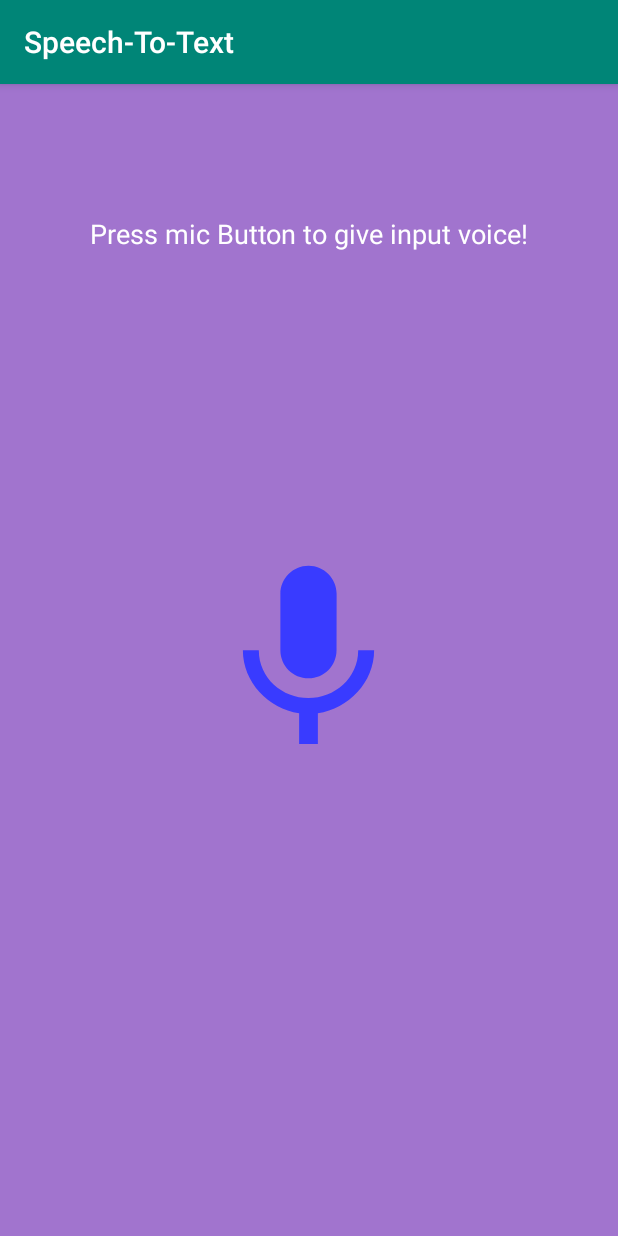
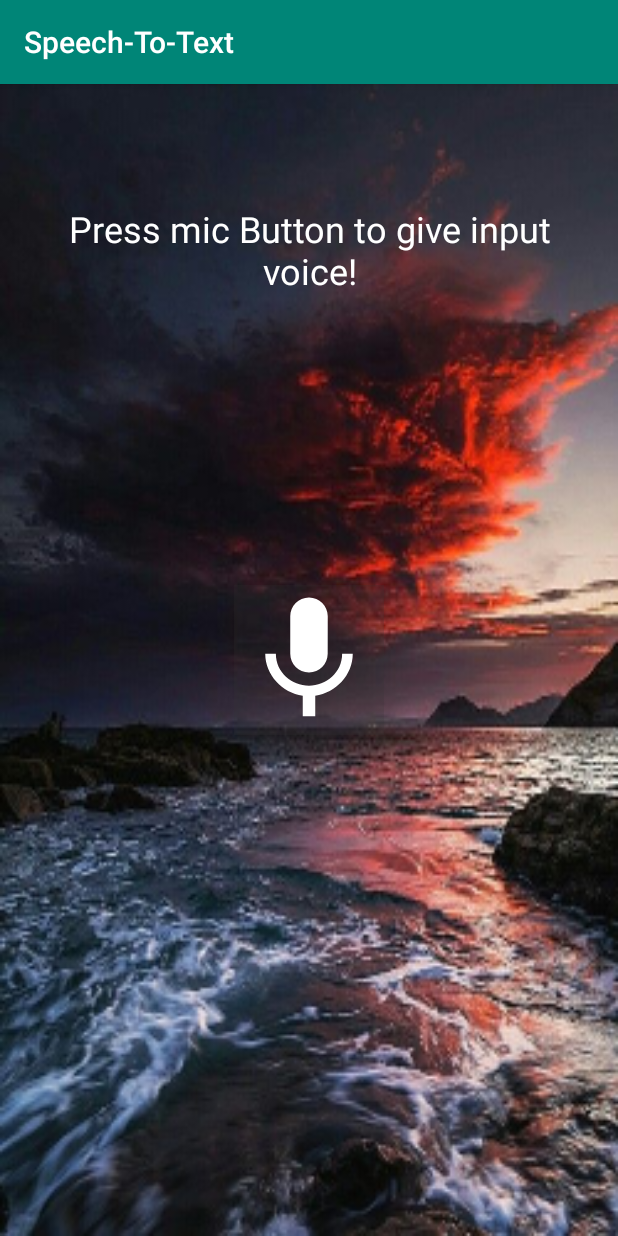
Before and after one commit to Aizen741/Speech-To-Text, an Android app: the screen it shows after launch (MainActivity), on a phone screen of 412 x 824 dp. Run offline under Robolectric (Android 15) with nearby library versions, the phone set to English and light mode, and no system bars.

Commit message:
MainActivity1

```diff
--- a/app/src/main/res/drawable/ic_mic_.xml
+++ b/app/src/main/res/drawable/ic_mic_.xml
@@ -1,4 +1,4 @@
-<vector android:height="24dp" android:tint="#393BFF"
+<vector android:height="24dp" android:tint="#FFFFFF"
     android:viewportHeight="24.0" android:viewportWidth="24.0"
     android:width="24dp" xmlns:android="http://schemas.android.com/apk/res/android">
     <path android:fillColor="#FF000000" android:pathData="M12,14c1.66,0 2.99,-1.34 2.99,-3L15,5c0,-1.66 -1.34,-3 -3,-3S9,3.34 9,5v6c0,1.66 1.34,3 3,3zM17.3,11c0,3 -2.54,5.1 -5.3,5.1S6.7,14 6.7,11L5,11c0,3.41 2.72,6.23 6,6.72L11,21h2v-3.28c3.28,-0.48 6,-3.3 6,-6.72h-1.7z"/>
--- a/app/src/main/res/layout/activity_main.xml
+++ b/app/src/main/res/layout/activity_main.xml
@@ -4,35 +4,35 @@
     xmlns:tools="http://schemas.android.com/tools"
     android:layout_width="match_parent"
     android:layout_height="match_parent"
+    android:background="@drawable/background"
     android:padding="20dp"
-    android:background="#B37D3CBD"
     tools:context=".MainActivity">
 
     <TextView
         android:id="@+id/textView"
-        android:layout_width="wrap_content"
+        android:layout_width="343dp"
         android:layout_height="wrap_content"
+        android:layout_alignParentTop="true"
+        android:layout_centerHorizontal="true"
         android:layout_marginStart="24dp"
-        android:layout_marginTop="67dp"
+        android:layout_marginTop="60dp"
         android:layout_marginEnd="24dp"
         android:text="@string/press_mic_button_to_give_input_voice"
+        android:textAlignment="center"
         android:textColor="#FFFFFF"
-        android:textSize="18sp"
-        android:layout_centerHorizontal="true"
-        />
+        android:textSize="24sp" />
 
 
     <ImageButton
         android:id="@+id/search_voice_btn"
-        android:background="@null"
-        android:src="@drawable/ic_mic_"
-        android:layout_width="150dp"
-        android:layout_height="150dp"
+        android:layout_width="100dp"
+        android:layout_height="100dp"
+        android:layout_centerInParent="true"
+        android:background="#3333"
         android:scaleType="fitCenter"
-        android:layout_centerVertical="true"
-        android:layout_centerHorizontal="true"
 
 
+        android:src="@drawable/ic_mic_"
         tools:ignore="ContentDescription" />
 
 </RelativeLayout>
```
